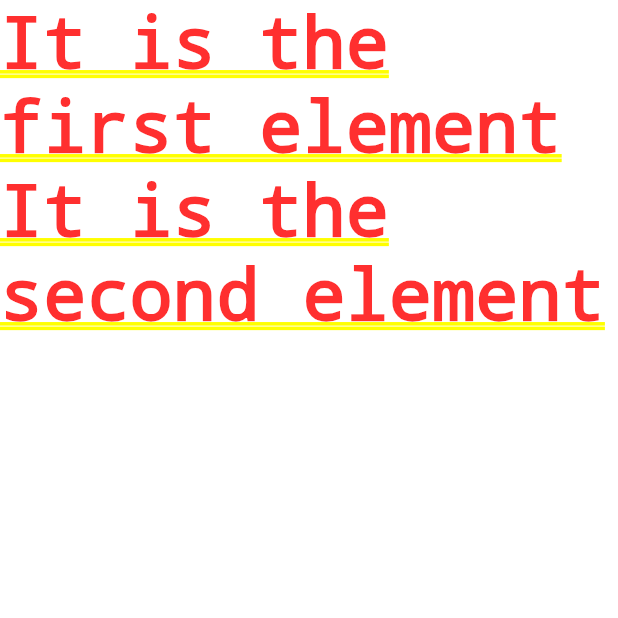
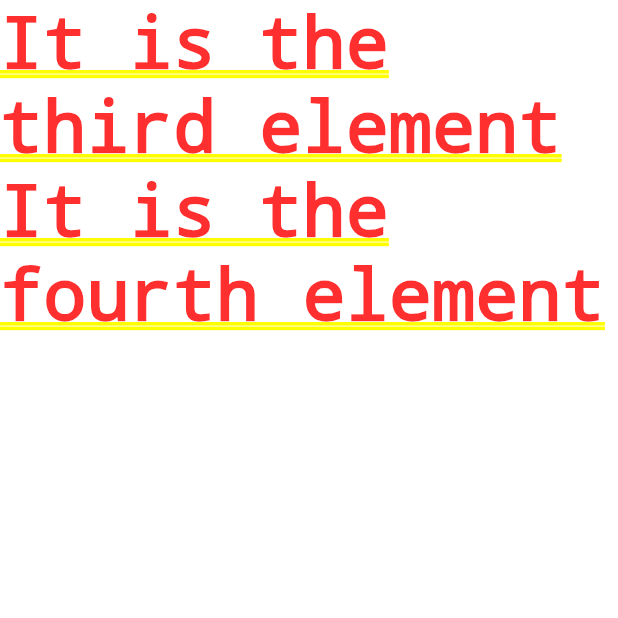
Before and after one commit to simonanexa/test, a Flutter app: the screen it shows after launch, on a phone screen of 412 x 824 dp, the top half of it. Run offline on Flutter 3.47's test engine with Material 2 defaults, Android fonts, the phone set to English and light mode, and no system bars; our stand-ins replace gallery_saver, google_maps_flutter, image_picker, rxdart; missing offline and left inert: image_size_getter.

Commit message:
first=>third & second=>fourth

```diff
--- a/lib/test.dart
+++ b/lib/test.dart
@@ -6,8 +6,8 @@ class Test extends StatelessWidget {
     return Center(
       child: Column(
         children: [
-          Text("It is the first element"),
-          Text("It is the second element")
+          Text("It is the third element"),
+          Text("It is the fourth element")
         ],
       ),
     );
```
